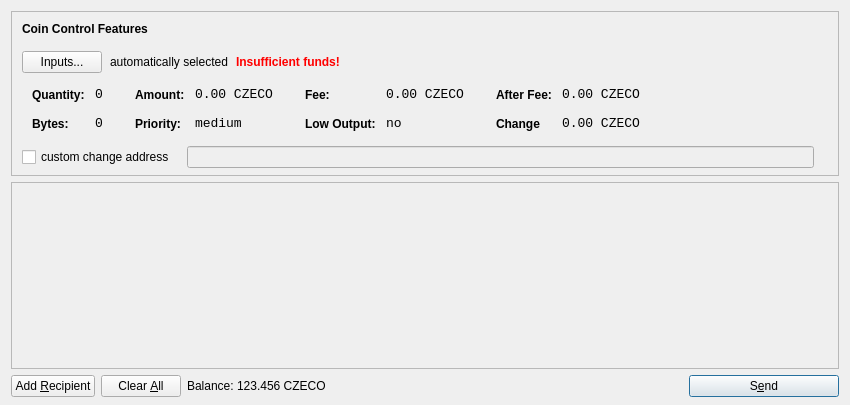
Above: src/qt/forms/sendcoinsdialog.ui from pringers/Czecoin-master before the change. Below: the same form after it.
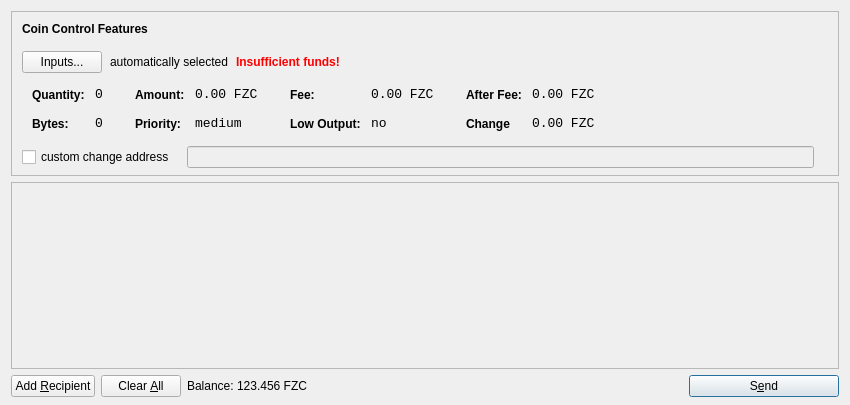
That is the form after the change. Icons and pictures are not drawn.

```diff
--- a/src/qt/forms/sendcoinsdialog.ui
+++ b/src/qt/forms/sendcoinsdialog.ui
@@ -321,7 +321,7 @@
                   <enum>Qt::ActionsContextMenu</enum>
                  </property>
                  <property name="text">
-                  <string>0.00 CZECO</string>
+                  <string>0.00 FZC</string>
                  </property>
                  <property name="textInteractionFlags">
                   <set>Qt::LinksAccessibleByMouse|Qt::TextSelectableByKeyboard|Qt::TextSelectableByMouse</set>
@@ -407,7 +407,7 @@
                   <enum>Qt::ActionsContextMenu</enum>
                  </property>
                  <property name="text">
-                  <string>0.00 CZECO</string>
+                  <string>0.00 FZC</string>
                  </property>
                  <property name="textInteractionFlags">
                   <set>Qt::LinksAccessibleByMouse|Qt::TextSelectableByKeyboard|Qt::TextSelectableByMouse</set>
@@ -493,7 +493,7 @@
                   <enum>Qt::ActionsContextMenu</enum>
                  </property>
                  <property name="text">
-                  <string>0.00 CZECO</string>
+                  <string>0.00 FZC</string>
                  </property>
                  <property name="textInteractionFlags">
                   <set>Qt::LinksAccessibleByMouse|Qt::TextSelectableByKeyboard|Qt::TextSelectableByMouse</set>
@@ -525,7 +525,7 @@
                   <enum>Qt::ActionsContextMenu</enum>
                  </property>
                  <property name="text">
-                  <string>0.00 CZECO</string>
+                  <string>0.00 FZC</string>
                  </property>
                  <property name="textInteractionFlags">
                   <set>Qt::LinksAccessibleByMouse|Qt::TextSelectableByKeyboard|Qt::TextSelectableByMouse</set>
@@ -732,7 +732,7 @@
           <cursorShape>IBeamCursor</cursorShape>
          </property>
          <property name="text">
-          <string>123.456 CZECO</string>
+          <string>123.456 FZC</string>
          </property>
          <property name="textInteractionFlags">
           <set>Qt::LinksAccessibleByMouse|Qt::TextSelectableByKeyboard|Qt::TextSelectableByMouse</set>
```
